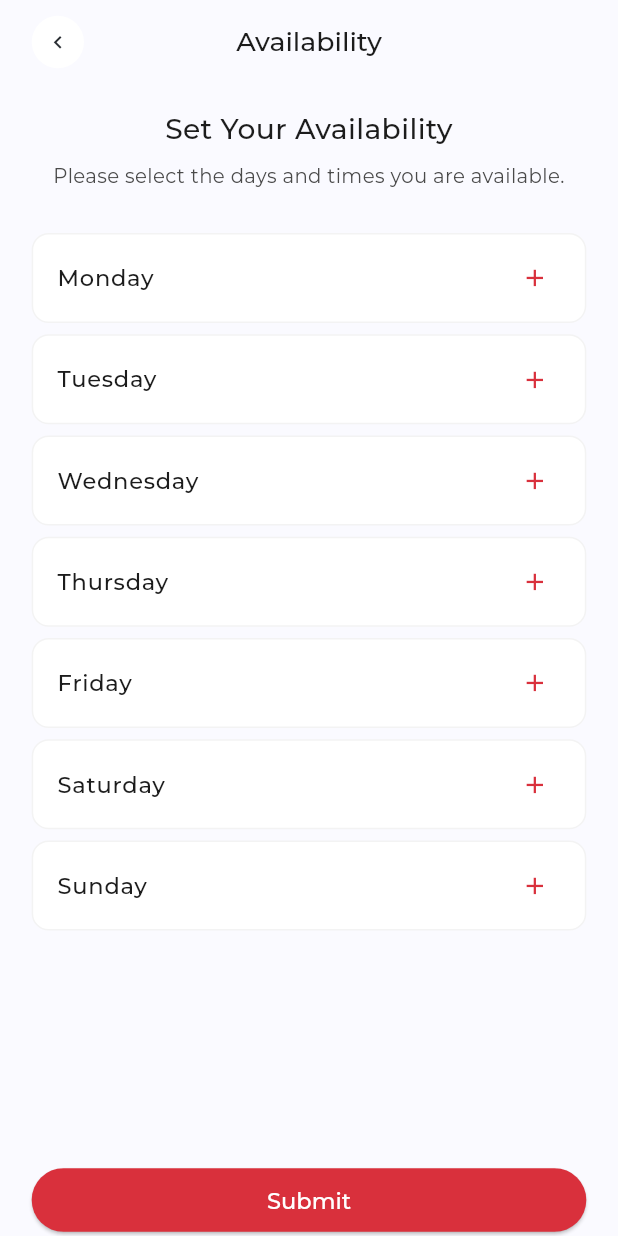
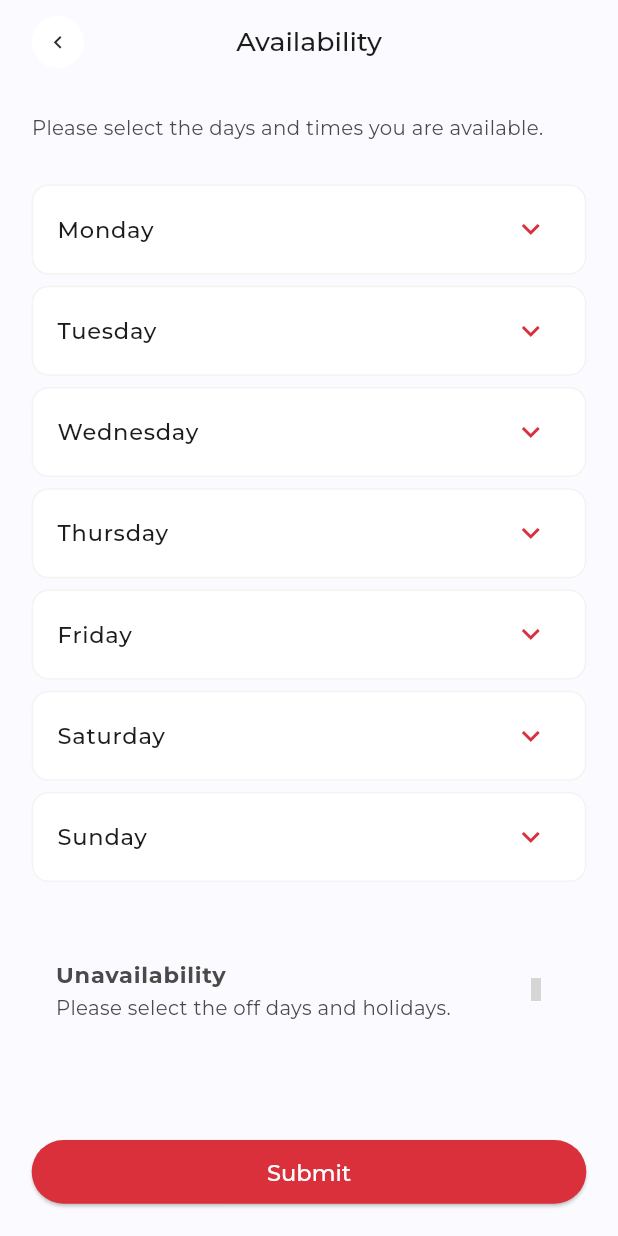
Before and after one commit to waleed-tafsol/beauty_near_sp, a Flutter app: the AvailabilityScreen screen opened by its route, on a phone screen of 412 x 824 dp. Run offline on Flutter 3.47's test engine with Material 3 defaults, Android fonts, the light colour scheme and no system bars; our stand-ins replace dropdown_button2, fl_chart, flutter_screenutil, flutter_svg, get_it, google_fonts and 4 more; accounts and stored records are empty; grey boxes are pictures that could not be loaded.

Commit message:
update - unavailability added in availability screen

```diff
--- a/lib/app_init.dart
+++ b/lib/app_init.dart
@@ -32,6 +32,7 @@ class _AppInitState extends State<AppInit> {
         .currentLocale;
 
     return MaterialApp(
+      navigatorKey: navigatorKey,
       debugShowCheckedModeBanner: false,
       title: 'Beauty Points',
       initialRoute: splashScreen,
--- a/lib/route_generator.dart
+++ b/lib/route_generator.dart
@@ -53,6 +53,8 @@ const String aboutUs = '/about_us';
 const String support = '/support';
 const String notification = '/notification';
 const String changePassword = '/change_password';
+
+final navigatorKey = GlobalKey<NavigatorState>();
 
 class RouteGenerator {
   static Route<dynamic> generateRoute(RouteSettings settings) {
--- a/lib/screens/availability_screen.dart
+++ b/lib/screens/availability_screen.dart
@@ -1,14 +1,12 @@
+import 'package:beauty_near_sp/utils/extensions.dart';
 import 'package:beauty_near_sp/widgets/custom_app_bar.dart';
 import 'package:flutter/material.dart';
 import 'package:flutter_screenutil/flutter_screenutil.dart';
+import 'package:iconsax/iconsax.dart';
 import 'package:provider/provider.dart';
 
 import '../utils/color_constant.dart';
-import '../utils/enums.dart';
 import '../view_models/availability_view_model.dart';
-import '../widgets/custom_back_button.dart';
-import '../widgets/dialog box/success_dialog_box.dart';
-import 'bot_nav_bar_page.dart';
 
 class AvailabilityEntry {
   final String day;
@@ -25,6 +23,17 @@ class AvailabilityEntry {
 class AvailabilityScreen extends StatelessWidget {
   const AvailabilityScreen({super.key});
 
+  Future<void> _onAddOffDayTap(BuildContext context) async {
+    final dateRange = await showDateRangePicker(
+      context: context,
+      firstDate: DateTime(2000),
+      lastDate: DateTime.now().add(Duration(days: 3000)),
+    );
+    if (dateRange != null && context.mounted) {
+      context.read<AvailabilityViewModel>().setOffDay(dateRange);
+    }
+  }
+
   @override
   Widget build(BuildContext context) {
     return Consumer<AvailabilityViewModel>(
@@ -35,20 +44,41 @@ class AvailabilityScreen extends StatelessWidget {
             child: Padding(
               padding: EdgeInsets.symmetric(horizontal: 20.w),
               child: Column(
-                crossAxisAlignment: CrossAxisAlignment.center,
+                crossAxisAlignment: CrossAxisAlignment.start,
                 children: [
                   SizedBox(height: 20.h),
-                  Text(
-                    'Set Your Availability',
-                    style: TextStyle(
-                      fontSize: 20.sp,
-                      fontWeight: FontWeight.w500,
-                      color: AppColors.textPrimaryColor,
-                      height: 1.22,
+                  _buildAvailabilitySection(context, viewModel),
+                  _buildUnavailabilitySection(context, viewModel),
+                  SizedBox(height: 10.h),
+                ],
               ),
-                    textAlign: TextAlign.center,
             ),
-                  SizedBox(height: 10.h),
+          ),
+          bottomNavigationBar: Padding(
+            padding: EdgeInsetsGeometry.only(
+              left: 20.w,
+              right: 20.w,
+              bottom: 20.h,
+            ),
+            child: ElevatedButton(
+              onPressed: () {
+                Navigator.pop(context);
+              },
+              child: Text('Submit'),
+            ),
+          ),
+        );
+      },
+    );
+  }
+
+  Widget _buildAvailabilitySection(
+    BuildContext context,
+    AvailabilityViewModel viewModel,
+  ) {
+    return Column(
+      crossAxisAlignment: CrossAxisAlignment.start,
+      children: [
         Text(
           'Please select the days and times you are available.',
           style: TextStyle(
@@ -57,10 +87,10 @@ class AvailabilityScreen extends StatelessWidget {
             color: AppColors.darkGreyColor,
             height: 1.5,
           ),
-                    textAlign: TextAlign.center,
         ),
         SizedBox(height: 30.h),
-                  _buildDaysContainer(context, viewModel),
+        for (int i = 0; i < viewModel.days.length; i++)
+          _buildExpansionTile(context, viewModel, i),
         SizedBox(height: 30.h),
         if (viewModel.availabilityList.isNotEmpty) ...[
           Text(
@@ -76,52 +106,133 @@ class AvailabilityScreen extends StatelessWidget {
           SizedBox(height: 20.h),
         ],
       ],
-              ),
-            ),
-          ),
-          bottomNavigationBar: SafeArea(
-            child: Padding(
-              padding: EdgeInsetsGeometry.symmetric(horizontal: 20.w),
-              child: ElevatedButton(
-                onPressed: () {
-                  Navigator.pop(context);
-                },
-                child: Text('Submit'),
-              ),
-            ),
-          ),
-        );
-      },
     );
   }
 
-  Widget _buildDaysContainer(
+  Widget _buildUnavailabilitySection(
     BuildContext context,
     AvailabilityViewModel viewModel,
   ) {
     return Column(
-      children: viewModel.days.asMap().entries.map((entry) {
-        int index = entry.key;
-        Days day = entry.value;
-        return _buildExpansionTile(context, index, day, viewModel);
-      }).toList(),
+      crossAxisAlignment: CrossAxisAlignment.start,
+      children: [
+        ListTile(
+          title: Text(
+            'Unavailability',
+            style: TextStyle(
+              fontSize: 16.sp,
+              fontWeight: FontWeight.bold,
+              color: AppColors.darkGreyColor,
+              height: 1.5,
+            ),
+          ),
+          subtitle: Text(
+            'Please select the off days and holidays.',
+            style: TextStyle(
+              fontSize: 14.sp,
+              fontWeight: FontWeight.w400,
+              color: AppColors.darkGreyColor,
+              height: 1.5,
+            ),
+          ),
+          trailing: InkWell(
+            customBorder: CircleBorder(),
+            onTap: () => _onAddOffDayTap(context),
+            child: Padding(
+              padding: EdgeInsets.all(2.r),
+              child: Icon(
+                Iconsax.add_circle,
+                size: 16.sp,
+                color: AppColors.kPrimaryColor,
+              ),
+            ),
+          ),
+        ),
+        SizedBox(height: 10.h),
+        if (viewModel.offDayRanges.isNotEmpty)
+          Container(
+            padding: EdgeInsets.all(16.w),
+            decoration: BoxDecoration(
+              color: Colors.grey.shade50,
+              borderRadius: BorderRadius.circular(12.r),
+              border: Border.all(color: AppColors.kPrimaryColor, width: 1),
+            ),
+            margin: EdgeInsets.only(bottom: 8.h),
+            child: Column(
+              children: List.generate(viewModel.offDayRanges.length, (index) {
+                return _buildOffDayCard(viewModel, index);
+              }),
+            ),
+          ),
+      ],
+    );
+  }
+
+  Container _buildOffDayCard(AvailabilityViewModel viewModel, int index) {
+    return Container(
+      margin: EdgeInsets.only(bottom: 8.h),
+      padding: EdgeInsets.symmetric(horizontal: 12.w, vertical: 6.h),
+      decoration: BoxDecoration(
+        color: Colors.white,
+        borderRadius: BorderRadius.circular(8.r),
+        border: Border.all(color: AppColors.strokeColor, width: 1),
+      ),
+      child: Row(
+        spacing: 10.w,
+        children: [
+          Text(
+            viewModel.offDayRanges[index].start.formattedDate,
+            style: TextStyle(
+              fontSize: 14.sp,
+              fontWeight: FontWeight.w500,
+              color: AppColors.textPrimaryColor,
+            ),
+          ),
+          Text(
+            'to',
+            style: TextStyle(
+              fontSize: 14.sp,
+              fontWeight: FontWeight.w500,
+              color: AppColors.textPrimaryColor,
+            ),
+          ),
+          Text(
+            viewModel.offDayRanges[index].end.formattedDate,
+            style: TextStyle(
+              fontSize: 14.sp,
+              fontWeight: FontWeight.w500,
+              color: AppColors.textPrimaryColor,
+            ),
+          ),
+          Spacer(),
+          IconButton(
+            onPressed: () {
+              viewModel.removeOffDay(index);
+            },
+            icon: Icon(
+              Iconsax.close_circle4,
+              size: 16.sp,
+              color: AppColors.kPrimaryColor,
+            ),
+          ),
+        ],
+      ),
     );
   }
 
   Widget _buildExpansionTile(
     BuildContext context,
+    AvailabilityViewModel viewModel,
     int index,
-    Days day,
-    AvailabilityViewModel viewModel,
   ) {
-    return Column(
-      children: [
-        Container(
+    final day = viewModel.days[index];
+    return Container(
       decoration: BoxDecoration(
         color: Colors.white,
         borderRadius: BorderRadius.circular(12.r),
         border: Border.all(color: AppColors.strokeColor, width: 1),
       ),
+      margin: EdgeInsets.only(bottom: 8.h),
       child: Theme(
         data: Theme.of(context).copyWith(
           splashColor: Colors.transparent,
@@ -131,22 +242,17 @@ class AvailabilityScreen extends StatelessWidget {
         child: Material(
           color: Colors.transparent,
           child: ExpansionTile(
+            controller: viewModel.controllers[index],
             maintainState: true,
             shape: Border.all(color: Colors.transparent),
             key: ValueKey(index),
-                initiallyExpanded: viewModel.expandedTileIndex == index,
             onExpansionChanged: (bool expanded) {
               if (expanded) {
                 viewModel.setExpandedTileIndex(index);
-                  } else {
-                    viewModel.setExpandedTileIndex(null);
               }
             },
-                trailing: Icon(
-                  Icons.add,
-                  color: AppColors.kPrimaryColor,
-                  size: 20.sp,
-                ),
+            iconColor: AppColors.kPrimaryColor,
+            collapsedIconColor: AppColors.kPrimaryColor,
             title: Text(
               day.label,
               style: TextStyle(
@@ -155,13 +261,10 @@ class AvailabilityScreen extends StatelessWidget {
                 color: AppColors.textPrimaryColor,
               ),
             ),
-                children: [
-                  Padding(
-                    padding: EdgeInsets.symmetric(
+            childrenPadding: EdgeInsets.symmetric(
               horizontal: 16.w,
               vertical: 8.h,
             ),
-                    child: Column(
             children: [
               Row(
                 children: [
@@ -179,36 +282,28 @@ class AvailabilityScreen extends StatelessWidget {
                         ),
                         SizedBox(height: 4.h),
                         GestureDetector(
-                                    onTap: () => viewModel.selectStartTime(
-                                      day.label,
-                                      context,
-                                    ),
+                          onTap: () =>
+                              viewModel.selectStartTime(day.label, context),
                           child: Container(
                             padding: EdgeInsets.symmetric(
                               horizontal: 12.w,
                               vertical: 8.h,
                             ),
                             decoration: BoxDecoration(
-                                        border: Border.all(
-                                          color: AppColors.strokeColor,
-                                        ),
-                                        borderRadius: BorderRadius.circular(
-                                          8.r,
-                                        ),
+                              border: Border.all(color: AppColors.strokeColor),
+                              borderRadius: BorderRadius.circular(8.r),
                             ),
                             child: Row(
                               children: [
                                 Expanded(
                                   child: Text(
-                                              viewModel.startTimes[day.label] !=
-                                                      null
+                                    viewModel.startTimes[day.label] != null
                                         ? '${viewModel.startTimes[day.label]!.hour.toString().padLeft(2, '0')}:${viewModel.startTimes[day.label]!.minute.toString().padLeft(2, '0')}'
                                         : 'Select Time',
                                     style: TextStyle(
                                       fontSize: 12.sp,
                                       color:
-                                                    viewModel.startTimes[day
-                                                            .label] !=
+                                          viewModel.startTimes[day.label] !=
                                               null
                                           ? AppColors.textPrimaryColor
                                           : AppColors.darkGreyColor,
@@ -242,37 +337,28 @@ class AvailabilityScreen extends StatelessWidget {
                         ),
                         SizedBox(height: 4.h),
                         GestureDetector(
-                                    onTap: () => viewModel.selectEndTime(
-                                      day.label,
-                                      context,
-                                    ),
+                          onTap: () =>
+                              viewModel.selectEndTime(day.label, context),
                           child: Container(
                             padding: EdgeInsets.symmetric(
                               horizontal: 12.w,
                               vertical: 8.h,
                             ),
                             decoration: BoxDecoration(
-                                        border: Border.all(
-                                          color: AppColors.strokeColor,
-                                        ),
-                                        borderRadius: BorderRadius.circular(
-                                          8.r,
-                                        ),
+                              border: Border.all(color: AppColors.strokeColor),
+                              borderRadius: BorderRadius.circular(8.r),
                             ),
                             child: Row(
                               children: [
                                 Expanded(
                                   child: Text(
-                                              viewModel.endTimes[day.label] !=
-                                                      null
+                                    viewModel.endTimes[day.label] != null
                                         ? '${viewModel.endTimes[day.label]!.hour.toString().padLeft(2, '0')}:${viewModel.endTimes[day.label]!.minute.toString().padLeft(2, '0')}'
                                         : 'Select Time',
                                     style: TextStyle(
                                       fontSize: 12.sp,
                                       color:
-                                                    viewModel.endTimes[day
-                                                            .label] !=
-                                                        null
+                                          viewModel.endTimes[day.label] != null
                                           ? AppColors.textPrimaryColor
                                           : AppColors.darkGreyColor,
                                     ),
@@ -308,21 +394,19 @@ class AvailabilityScreen extends StatelessWidget {
                         }
                       : null,
                   style: ElevatedButton.styleFrom(
-                              backgroundColor:
-                                  viewModel.hasEntryForDay(day.label)
+                    backgroundColor: viewModel.hasEntryForDay(day.label)
                         ? AppColors.kPrimaryColor
                         : AppColors.kPrimaryColor,
-                              disabledBackgroundColor: AppColors.darkGreyColor
-                                  .withOpacity(0.3),
+                    disabledBackgroundColor: AppColors.darkGreyColor.withValues(
+                      alpha: 0.3,
+                    ),
                     shape: RoundedRectangleBorder(
                       borderRadius: BorderRadius.circular(8.r),
                     ),
                     padding: EdgeInsets.symmetric(vertical: 8.h),
                   ),
                   child: Text(
-                              viewModel.hasEntryForDay(day.label)
-                                  ? 'Remove'
-                                  : 'Add',
+                    viewModel.hasEntryForDay(day.label) ? 'Remove' : 'Add',
                     style: TextStyle(
                       fontSize: 12.sp,
                       fontWeight: FontWeight.w500,
@@ -334,13 +418,7 @@ class AvailabilityScreen extends StatelessWidget {
             ],
           ),
         ),
-                ],
       ),
-            ),
-          ),
-        ),
-        SizedBox(height: 8.h),
-      ],
     );
   }
 
@@ -350,12 +428,12 @@ class AvailabilityScreen extends StatelessWidget {
       decoration: BoxDecoration(
         color: Colors.grey.shade50,
         borderRadius: BorderRadius.circular(12.r),
-        border: Border.all(color: AppColors.strokeColor, width: 1),
+        border: Border.all(color: AppColors.kPrimaryColor, width: 1),
       ),
       child: Column(
-        children: viewModel.availabilityList
-            .map((entry) => _buildAvailabilityItem(entry))
-            .toList(),
+        children: List.generate(viewModel.availabilityList.length, (index) {
+          return _buildAvailabilityItem(viewModel.availabilityList[index]);
+        }),
       ),
     );
   }
@@ -394,13 +472,6 @@ class AvailabilityScreen extends StatelessWidget {
     );
   }
 }
-
-
-
-
-
-
-
 
 // class AvailabilityScreen extends StatefulWidget {
 //   const AvailabilityScreen({super.key});
--- a/lib/view_models/availability_view_model.dart
+++ b/lib/view_models/availability_view_model.dart
@@ -1,4 +1,6 @@
+import 'package:beauty_near_sp/utils/extensions.dart';
 import 'package:flutter/material.dart';
+
 import '../screens/availability_screen.dart';
 import '../utils/enums.dart';
 
@@ -8,14 +10,16 @@ class AvailabilityViewModel extends ChangeNotifier {
   final Map<String, TimeOfDay?> _startTimes = {};
   final Map<String, TimeOfDay?> _endTimes = {};
   final List<AvailabilityEntry> _availabilityList = [];
-  int? _expandedTileIndex;
-
+  final List<DateTimeRange> offDayRanges = [];
   // Getters
   List<Days> get days => _days;
   Map<String, TimeOfDay?> get startTimes => _startTimes;
   Map<String, TimeOfDay?> get endTimes => _endTimes;
   List<AvailabilityEntry> get availabilityList => _availabilityList;
-  int? get expandedTileIndex => _expandedTileIndex;
+  List<ExpansibleController> controllers = List.generate(
+    Days.values.length,
+    (index) => ExpansibleController(),
+  );
 
   AvailabilityViewModel() {
     _initializeDays();
@@ -94,7 +98,35 @@ class AvailabilityViewModel extends ChangeNotifier {
   }
 
   void setExpandedTileIndex(int? index) {
-    _expandedTileIndex = index;
+    if (index == null) {
+      return;
+    }
+    for (int i = 0; i < controllers.length; i++) {
+      if (i == index) {
+        continue;
+      }
+      controllers[i].collapse();
+    }
+    // notifyListeners();
+  }
+
+  void setOffDay(DateTimeRange range) async {
+    if (offDayRanges.contains(range)) {
+      return;
+    }
+    final isInBetween = offDayRanges.any(
+      (r) => range.start.isAfter(r.start) && range.end.isBefore(r.end),
+    );
+    if (isInBetween) {
+      showError('Off days cannot overlap.');
+      return;
+    }
+    offDayRanges.add(range);
+    notifyListeners();
+  }
+
+  void removeOffDay(int index) {
+    offDayRanges.removeAt(index);
     notifyListeners();
   }
 
```
Also changed, not shown: lib/utils/extensions.dart (+36 -0 lines), 6 other files. Lines whose indentation alone changed are shown as unchanged.
